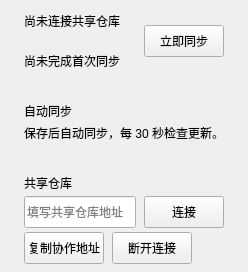
The window that windows/mainwindow_child/homepage/pages/homepage_page_collaboration.ui (Zao-chen/ZcVersionBox) describes before a commit, drawn with Qt 5.
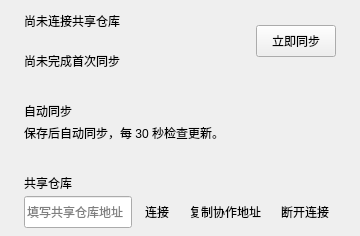
The same window after the commit.

Commit message: feat(ui): 将共享仓库操作按钮转换为右侧图标按钮

Patch:
```diff
--- a/windows/mainwindow_child/homepage/pages/homepage_page_collaboration.ui
+++ b/windows/mainwindow_child/homepage/pages/homepage_page_collaboration.ui
@@ -28,14 +28,11 @@
       </layout></item>
       <item><layout class="QVBoxLayout" name="remoteLayout"><property name="spacing"><number>4</number></property>
        <item><widget class="QLabel" name="remoteTitle"><property name="text"><string>共享仓库</string></property></widget></item>
-       <item><layout class="QHBoxLayout" name="addressRow"><property name="spacing"><number>8</number></property>
+       <item><layout class="QHBoxLayout" name="addressRow"><property name="spacing"><number>6</number></property>
         <item><widget class="QLineEdit" name="remoteUrl"><property name="placeholderText"><string>填写共享仓库地址</string></property><property name="toolTip"><string>例如 https://github.com/team/project.git</string></property><property name="accessibleName"><string>共享仓库地址</string></property><property name="minimumSize"><size><width>0</width><height>32</height></size></property></widget></item>
-        <item alignment="Qt::AlignLeft|Qt::AlignVCenter"><widget class="QPushButton" name="connectButton"><property name="text"><string>连接</string></property><property name="minimumSize"><size><width>0</width><height>32</height></size></property><property name="autoDefault"><bool>false</bool></property></widget></item>
-       </layout></item>
-       <item><layout class="QHBoxLayout" name="remoteActions"><property name="spacing"><number>8</number></property>
-        <item><widget class="QPushButton" name="copyButton"><property name="text"><string>复制协作地址</string></property><property name="minimumSize"><size><width>0</width><height>32</height></size></property><property name="autoDefault"><bool>false</bool></property></widget></item>
-        <item><widget class="QPushButton" name="disconnectButton"><property name="text"><string>断开连接</string></property><property name="minimumSize"><size><width>0</width><height>32</height></size></property><property name="autoDefault"><bool>false</bool></property></widget></item>
-        <item><spacer name="remoteSpace"><property name="orientation"><enum>Qt::Horizontal</enum></property><property name="sizeHint" stdset="0"><size><width>0</width><height>0</height></size></property></spacer></item>
+        <item alignment="Qt::AlignLeft|Qt::AlignVCenter"><widget class="QToolButton" name="connectButton"><property name="text"><string>连接</string></property><property name="toolTip"><string>连接</string></property><property name="accessibleName"><string>连接</string></property><property name="autoRaise"><bool>true</bool></property><property name="focusPolicy"><enum>Qt::TabFocus</enum></property><property name="minimumSize"><size><width>28</width><height>32</height></size></property></widget></item>
+        <item alignment="Qt::AlignLeft|Qt::AlignVCenter"><widget class="QToolButton" name="copyButton"><property name="text"><string>复制协作地址</string></property><property name="toolTip"><string>复制协作地址</string></property><property name="accessibleName"><string>复制协作地址</string></property><property name="autoRaise"><bool>true</bool></property><property name="focusPolicy"><enum>Qt::TabFocus</enum></property><property name="minimumSize"><size><width>28</width><height>32</height></size></property></widget></item>
+        <item alignment="Qt::AlignLeft|Qt::AlignVCenter"><widget class="QToolButton" name="disconnectButton"><property name="text"><string>断开连接</string></property><property name="toolTip"><string>断开连接</string></property><property name="accessibleName"><string>断开连接</string></property><property name="autoRaise"><bool>true</bool></property><property name="focusPolicy"><enum>Qt::TabFocus</enum></property><property name="minimumSize"><size><width>28</width><height>32</height></size></property></widget></item>
        </layout></item>
       </layout></item>
       <item><spacer name="bottomSpace"><property name="orientation"><enum>Qt::Vertical</enum></property><property name="sizeHint" stdset="0"><size><width>0</width><height>0</height></size></property></spacer></item>
```
The commit also changes 5 other files.
